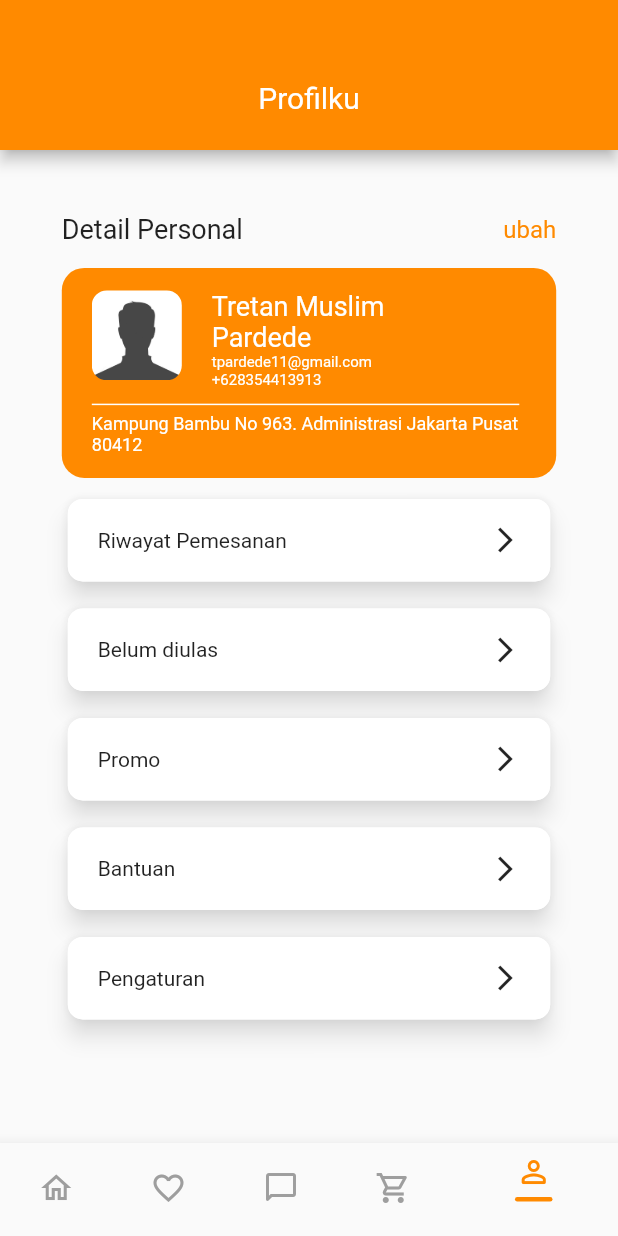
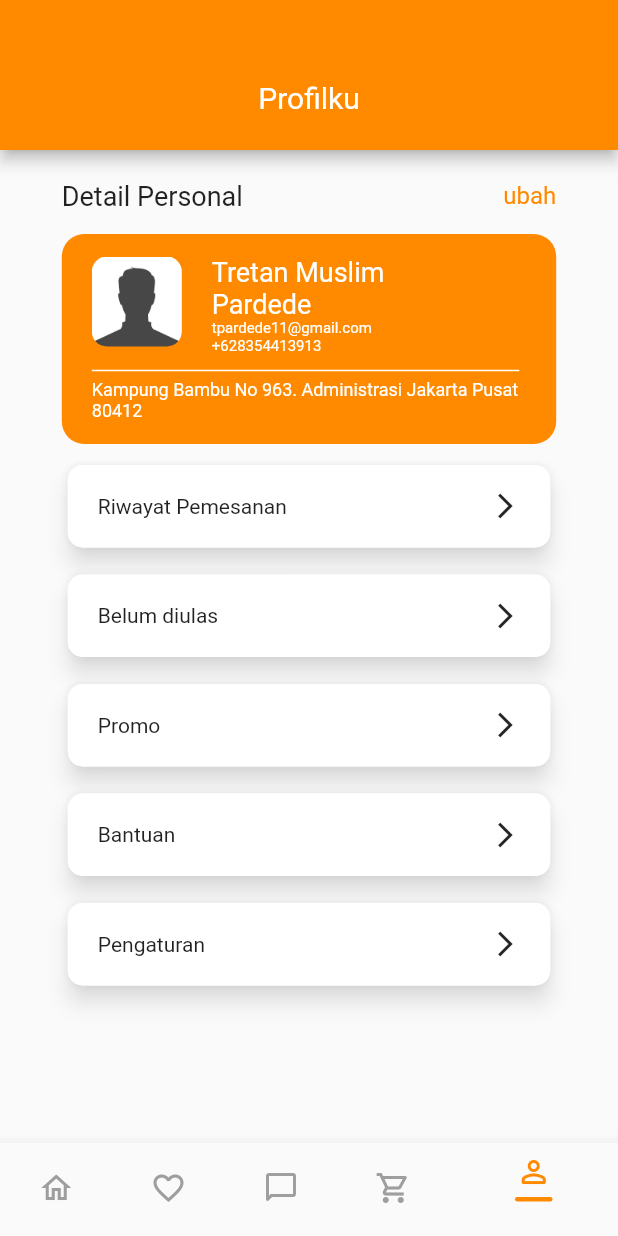
Before and after one commit to snykk/Ayummy, a Flutter app: the MainPage screen opened by its route, item 5 of the bottom bar chosen, on a phone screen of 412 x 824 dp. Run offline on Flutter 3.47's test engine with Material 2 defaults, Android fonts, the phone set to English and light mode, and no system bars; our stand-ins replace flutter_rating_bar.

Commit message:
small changes

```diff
--- a/lib/app/views/main/profile/profile_page.dart
+++ b/lib/app/views/main/profile/profile_page.dart
@@ -6,19 +6,13 @@ class ProfilePage extends StatelessWidget {
 
   @override
   Widget build(BuildContext context) {
-    return Stack(
-      fit: StackFit.loose,
-      children: [
-        SizedBox(
-          width: MediaQuery.of(context).size.width,
-          height: double.infinity,
-        ),
-        Center(
+    return SingleChildScrollView(
+      child: Center(
         child: SizedBox(
           width: MediaQuery.of(context).size.width * 0.8,
-            height: MediaQuery.of(context).size.height * 0.7,
           child: Column(
             children: [
+              const SizedBox(height: 20,),
               Row(
                 mainAxisAlignment: MainAxisAlignment.spaceBetween,
                 children: [
@@ -128,7 +122,8 @@ class ProfilePage extends StatelessWidget {
                 onTap: () {
                   Navigator.pushNamed(context, "/riwayat_pemesanan");
                 },
-                  child: const OptionCard(text: Text("Riwayat Pemesanan"))),
+                child: const OptionCard(text: Text("Riwayat Pemesanan")),
+              ),
               const SizedBox(
                 height: 10,
               ),
@@ -136,7 +131,8 @@ class ProfilePage extends StatelessWidget {
                 onTap: () {
                   Navigator.pushNamed(context, "/belum_diulas");
                 },
-                  child: const OptionCard(text: Text("Belum diulas"))),
+                child: const OptionCard(text: Text("Belum diulas")),
+              ),
               const SizedBox(
                 height: 10,
               ),
@@ -144,7 +140,8 @@ class ProfilePage extends StatelessWidget {
                 onTap: () {
                   Navigator.pushNamed(context, "/promo");
                 },
-                  child: const OptionCard(text: Text("Promo"))),
+                child: const OptionCard(text: Text("Promo")),
+              ),
               const SizedBox(
                 height: 10,
               ),
@@ -152,7 +149,8 @@ class ProfilePage extends StatelessWidget {
                 onTap: () {
                   Navigator.pushNamed(context, "/bantuan");
                 },
-                  child: const OptionCard(text: Text("Bantuan"))),
+                child: const OptionCard(text: Text("Bantuan")),
+              ),
               const SizedBox(
                 height: 10,
               ),
@@ -160,12 +158,12 @@ class ProfilePage extends StatelessWidget {
                 onTap: () {
                   Navigator.pushNamed(context, "/pengaturan");
                 },
-                    child: const OptionCard(text: Text("Pengaturan"))),
+                child: const OptionCard(text: Text("Pengaturan")),
+              ),
             ],
           ),
         ),
-        )
-      ],
+      ),
     );
   }
 }
--- a/lib/app/views/main/profile/riwayat_pemesanan.dart
+++ b/lib/app/views/main/riwayat_pemesanan/riwayat_pemesanan.dart
@@ -1,5 +1,5 @@
 import 'package:flutter/material.dart';
-import 'package:project/app/views/main/profile/widgets/card_riwayat_pemesanan.dart';
+import 'package:project/app/views/main/riwayat_pemesanan/widgets/card_riwayat_pemesanan.dart';
 import 'package:project/app/views/main/widgets/custom_appbar.dart';
 
 class RiwayatPemesanan extends StatelessWidget {
--- a/lib/app/views/main/profile/widgets/card_riwayat_pemesanan.dart
+++ b/lib/app/views/main/riwayat_pemesanan/widgets/card_riwayat_pemesanan.dart
@@ -69,12 +69,12 @@ class CardRiwayatPemesanan extends StatelessWidget {
                               Text(
                                 price,
                                 style: const TextStyle(
-                                    fontSize: 22, fontWeight: FontWeight.w500),
+                                  fontSize: 22, fontWeight: FontWeight.w500),
                               ),
                               Text(
                                 date,
                                 style: const TextStyle(
-                                    fontSize: 12, fontWeight: FontWeight.bold),
+                                  fontSize: 12, fontWeight: FontWeight.bold),
                               )
                             ],
                           ),
--- a/lib/main.dart
+++ b/lib/main.dart
@@ -3,13 +3,13 @@ import 'package:project/app/views/auth/auth_page.dart';
 import 'package:project/app/views/main/edit/edit_profile.dart';
 import 'package:project/app/views/main/main_page.dart';
 import 'package:project/app/views/main/not_reviewed/not_reviewed_page.dart';
-import 'package:project/app/views/main/profile/bantuan.dart';
-import 'package:project/app/views/main/profile/pengaturan.dart';
+import 'package:project/app/views/main/bantuan/bantuan.dart';
+import 'package:project/app/views/main/pengaturan/pengaturan.dart';
 import 'package:project/app/views/main/detail_menu/detail_menu_page.dart';
 import 'package:project/app/views/main/promo/promo.dart';
 import 'package:project/app/views/onboarding/onboarding.dart';
 import 'app/views/main/location/choose_location.dart';
-import 'app/views/main/profile/riwayat_pemesanan.dart';
+import 'app/views/main/riwayat_pemesanan/riwayat_pemesanan.dart';
 import 'app/views/main/rating/rating.dart';
 import 'app/views/startup/startuppage.dart';
 
```
Also changed, not shown: lib/app/views/main/bantuan/bantuan.dart (renamed from lib/app/views/main/profile/bantuan.dart), lib/app/views/main/pengaturan/pengaturan.dart (renamed from lib/app/views/main/profile/pengaturan.dart). Lines whose indentation alone changed are shown as unchanged.
